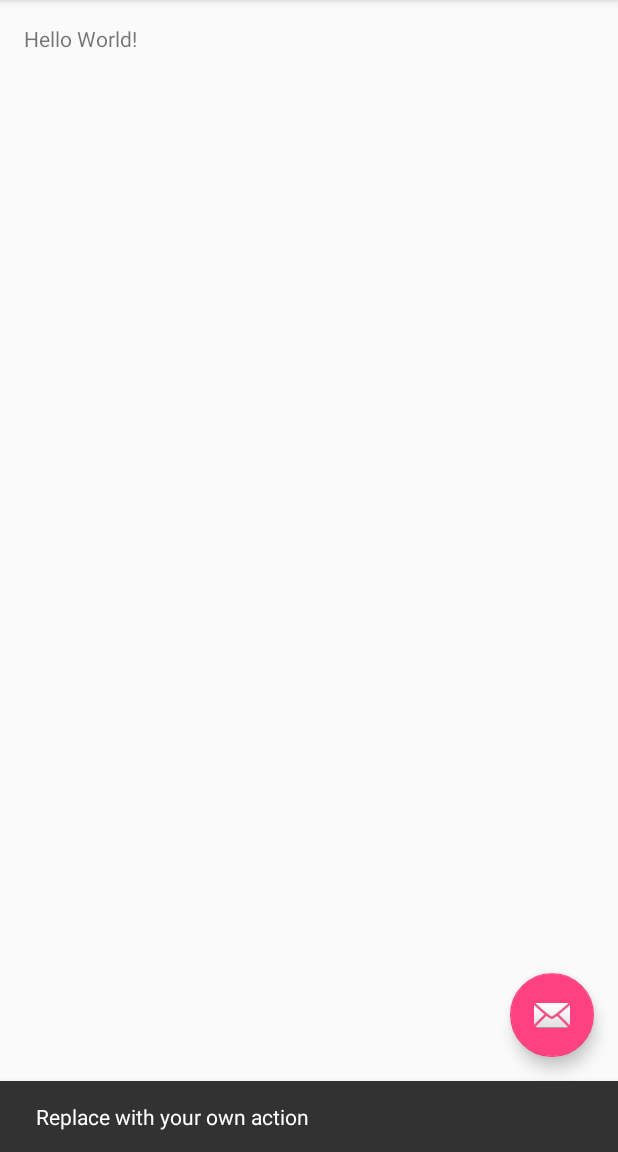
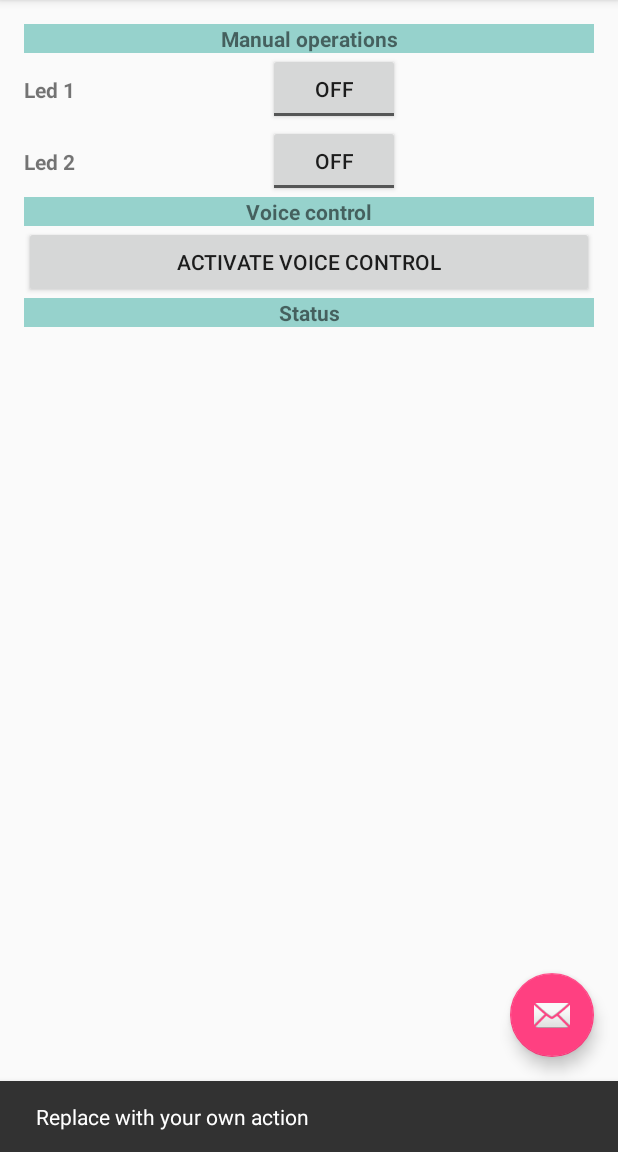
Before and after one commit to Yellllllow/IQHome, an Android app: the screen it shows after launch (MainActivity), after a tap on an icon or button, on a phone screen of 412 x 824 dp, the part 84-1236 px from its top. Run offline under Robolectric (Android 15) with nearby library versions, the light colour scheme and no system bars.

Commit message:
Voice recognition added.

```diff
--- /dev/null
+++ b/app/src/main/java/com/dmm/iqhome/Command.java
@@ -0,0 +1,23 @@
+package com.dmm.iqhome;
+
+import java.util.ArrayList;
+import java.util.List;
+
+/**
+ * Created by waldekd on 1/23/16.
+ */
+public class Command {
+    List<String> VoiceCommandsList = new ArrayList<>();
+    List<Device> DevicesList = new ArrayList<>();
+
+    public Command(List<String> voiceCommandsList, List<Device> devicesList) {
+        VoiceCommandsList = voiceCommandsList;
+        DevicesList = devicesList;
+    }
+
+    public void SetAllDevicesToState(String state){
+        for(Device dev : DevicesList){
+            dev.Value = state;
+        }
+    }
+}
--- /dev/null
+++ b/app/src/main/java/com/dmm/iqhome/Device.java
@@ -0,0 +1,15 @@
+package com.dmm.iqhome;
+
+/**
+ * Created by waldekd on 1/23/16.
+ */
+public class Device {
+    public String Name;
+    public String Value = "";
+
+    public Device(String name) {
+        Name = name;
+    }
+
+
+}
--- a/app/src/main/java/com/dmm/iqhome/MainActivity.java
+++ b/app/src/main/java/com/dmm/iqhome/MainActivity.java
@@ -1,6 +1,8 @@
 package com.dmm.iqhome;
 
+import android.content.Intent;
 import android.os.Bundle;
+import android.speech.RecognizerIntent;
 import android.support.design.widget.FloatingActionButton;
 import android.support.design.widget.Snackbar;
 import android.support.v7.app.AppCompatActivity;
@@ -8,8 +10,22 @@ import android.support.v7.widget.Toolbar;
 import android.view.View;
 import android.view.Menu;
 import android.view.MenuItem;
+import android.widget.Button;
+import android.widget.TextView;
+
+
+import java.util.List;
+
 
 public class MainActivity extends AppCompatActivity {
+
+    Button btnActivateVoiceControl;
+    TextView tvStatus;
+
+    private static final int SPEECH_REQUEST_CODE = 0;
+
+    private Speech2CommandTranslator speech2CommandTranslator = new Speech2CommandTranslator();
+
 
     @Override
     protected void onCreate(Bundle savedInstanceState) {
@@ -26,6 +42,11 @@ public class MainActivity extends AppCompatActivity {
                         .setAction("Action", null).show();
             }
         });
+
+        btnActivateVoiceControl = (Button)findViewById(R.id.btnActivateVoiceControl);
+        btnActivateVoiceControl.setOnClickListener(btnActivateVoiceControlListener);
+
+        tvStatus = (TextView)findViewById(R.id.tvStatus);
     }
 
     @Override
@@ -49,4 +70,44 @@ public class MainActivity extends AppCompatActivity {
 
         return super.onOptionsItemSelected(item);
     }
+
+    //listeners
+    View.OnClickListener btnActivateVoiceControlListener = new View.OnClickListener(){
+        @Override
+        public void onClick(View v) {
+            Intent intent = new Intent(RecognizerIntent.ACTION_RECOGNIZE_SPEECH);
+            intent.putExtra(RecognizerIntent.EXTRA_LANGUAGE_MODEL,
+                    RecognizerIntent.LANGUAGE_MODEL_FREE_FORM);
+            // Start the activity, the intent will be populated with the speech text
+            startActivityForResult(intent, SPEECH_REQUEST_CODE);
+        }
+    };
+
+    @Override
+    protected void onActivityResult(int requestCode, int resultCode,
+                                    Intent data) {
+        if (requestCode == SPEECH_REQUEST_CODE && resultCode == RESULT_OK) {
+            List<String> results = data.getStringArrayListExtra(RecognizerIntent.EXTRA_RESULTS);
+            String spokenText = results.get(0);
+
+
+            List<Device> devices = speech2CommandTranslator.GetDevicesForSpeech(spokenText);
+
+            String s = "no devices";
+            if(devices != null) {
+                s = "";
+                for (Device dev : devices) {
+                    s+= dev.Name + " " + dev.Value + " \n";
+                }
+            }
+
+            tvStatus.setText(s);
+
+            // Do something with spokenText
+        }
+        super.onActivityResult(requestCode, resultCode, data);
+    }
+
+
+
 }
--- /dev/null
+++ b/app/src/main/java/com/dmm/iqhome/Speech2CommandTranslator.java
@@ -0,0 +1,53 @@
+package com.dmm.iqhome;
+
+import java.util.ArrayList;
+import java.util.Arrays;
+import java.util.List;
+
+/**
+ * Created by waldekd on 1/23/16.
+ */
+public class Speech2CommandTranslator {
+    private List<Command> enableCommandList = new ArrayList<>();
+    private List<Command> disableCommandList = new ArrayList<>();
+
+    public Speech2CommandTranslator() {
+        Device led1 = new Device("LED1");
+        Device led2 = new Device("LED2");
+
+        List<String> voiceCommandsEnable1 = Arrays.asList("włącz pierwszą", "włącz lewą", "włącz jeden", "włącz 1");
+        List<String> voiceCommandsDisable1 = Arrays.asList("wyłącz pierwszą", "wyłącz lewą", "wyłącz jeden", "wyłącz 1");
+
+        List<String> voiceCommandsEnable2 = Arrays.asList("włącz drugą", "włącz prawą", "włącz dwa", "włącz 2");
+        List<String> voiceCommandsDisable2 = Arrays.asList("wyłącz drugą", "wyłącz prawą", "wyłącz drugą", "wyłącz 2");
+
+        Command en1command = new Command(voiceCommandsEnable1, Arrays.asList(led1));
+        Command dis1command = new Command(voiceCommandsDisable1, Arrays.asList(led1));
+        Command en2command = new Command(voiceCommandsEnable2, Arrays.asList(led2));
+        Command dis2command = new Command(voiceCommandsDisable2, Arrays.asList(led2));
+
+        enableCommandList.add(en1command);
+        enableCommandList.add(en2command);
+
+        disableCommandList.add(dis1command);
+        disableCommandList.add(dis2command);
+    }
+
+    public List<Device> GetDevicesForSpeech(String text){
+        text = text.toLowerCase();
+        for(Command cmd : enableCommandList){
+            if(cmd.VoiceCommandsList.contains(text)){
+                cmd.SetAllDevicesToState("Y");
+                return cmd.DevicesList;
+            }
+        }
+
+        for(Command cmd : disableCommandList){
+            if(cmd.VoiceCommandsList.contains(text)){
+                cmd.SetAllDevicesToState("N");
+                return cmd.DevicesList;
+            }
+        }
+        return null;
+    }
+}
--- a/app/src/main/res/layout/content_main.xml
+++ b/app/src/main/res/layout/content_main.xml
@@ -1,5 +1,5 @@
 <?xml version="1.0" encoding="utf-8"?>
-<RelativeLayout xmlns:android="http://schemas.android.com/apk/res/android"
+<LinearLayout xmlns:android="http://schemas.android.com/apk/res/android"
     xmlns:app="http://schemas.android.com/apk/res-auto"
     xmlns:tools="http://schemas.android.com/tools"
     android:layout_width="match_parent"
@@ -10,10 +10,79 @@
     android:paddingTop="@dimen/activity_vertical_margin"
     app:layout_behavior="@string/appbar_scrolling_view_behavior"
     tools:context="com.dmm.iqhome.MainActivity"
+    android:orientation="vertical"
     tools:showIn="@layout/activity_main">
 
     <TextView
-        android:layout_width="wrap_content"
+        android:textStyle="bold"
+        android:textAlignment="center"
+        android:layout_width="match_parent"
         android:layout_height="wrap_content"
-        android:text="Hello World!" />
-</RelativeLayout>
+        android:background="@color/highlighted_text_material_light"
+        android:text="Manual operations" />
+
+        <GridLayout
+            android:layout_width="match_parent"
+            android:layout_height="wrap_content"
+            android:layout_gravity="center"
+            android:columnCount="2"
+            android:orientation="horizontal" >
+
+            <TextView
+                android:textStyle="bold"
+                android:layout_column="0"
+                android:layout_gravity="center"
+                android:layout_row="0"
+                android:text="@string/lblLed1" />
+
+            <ToggleButton
+                android:id="@+id/tbLed1"
+                android:layout_gravity="center"
+                android:layout_column="1"
+                android:layout_row="0" />
+
+            <TextView
+                android:textStyle="bold"
+                android:layout_column="0"
+                android:layout_gravity="center"
+                android:layout_row="1"
+                android:text="@string/lblLed2" />
+
+            <ToggleButton
+                android:id="@+id/tbLed2"
+                android:layout_gravity="center"
+                android:layout_column="1"
+                android:layout_row="1" />
+
+        </GridLayout>
+
+    <TextView
+        android:textStyle="bold"
+        android:textAlignment="center"
+        android:layout_width="match_parent"
+        android:layout_height="wrap_content"
+        android:background="@color/highlighted_text_material_light"
+        android:text="Voice control" />
+
+    <Button
+        android:id="@+id/btnActivateVoiceControl"
+        android:layout_width="match_parent"
+        android:layout_height="wrap_content"
+        android:text="@string/btnActivateVoiceControl"
+        />
+
+    <TextView
+        android:textStyle="bold"
+        android:textAlignment="center"
+        android:layout_width="match_parent"
+        android:layout_height="wrap_content"
+        android:background="@color/highlighted_text_material_light"
+        android:text="Status" />
+
+    <TextView
+        android:id="@+id/tvStatus"
+        android:layout_width="match_parent"
+        android:layout_height="wrap_content" />
+
+
+</LinearLayout>
--- a/app/src/main/res/values/strings.xml
+++ b/app/src/main/res/values/strings.xml
@@ -1,4 +1,9 @@
 <resources>
     <string name="app_name">IQHome</string>
     <string name="action_settings">Settings</string>
+
+    <string name="lblLed1">Led 1</string>
+    <string name="lblLed2">Led 2</string>
+
+    <string name="btnActivateVoiceControl">Activate voice control</string>
 </resources>
```
